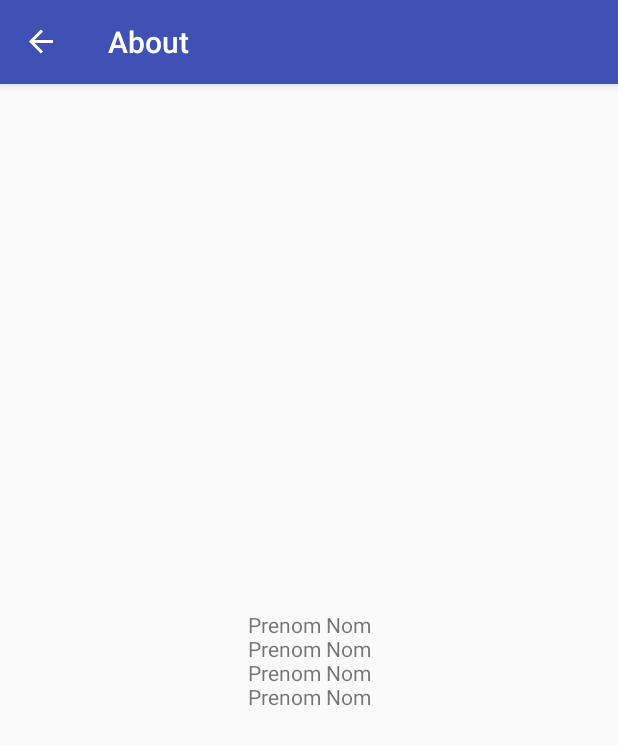
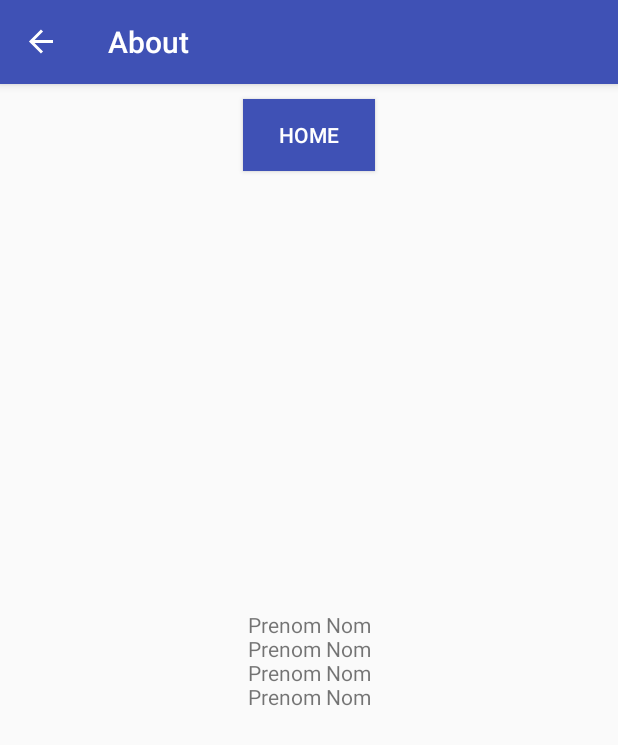
Before and after one commit to xam100/log8405, an Android app: the SecondFragment screen opened through its navigation route, on a phone screen of 412 x 824 dp. Shown: the top 745 px of the screen. Run offline under Robolectric (Android 15) with nearby library versions, the light colour scheme and no system bars; our stand-ins replace navigation-ui.

Commit message:
added homw button to about page

```diff
--- a/app/src/main/java/com/example/unlock/MainActivity.kt
+++ b/app/src/main/java/com/example/unlock/MainActivity.kt
@@ -9,6 +9,7 @@ import androidx.navigation.ui.navigateUp
 import androidx.navigation.ui.setupActionBarWithNavController
 import android.view.Menu
 import android.view.MenuItem
+import android.widget.Toolbar
 import androidx.appcompat.app.ActionBar
 import com.example.unlock.databinding.ActivityMainBinding
 
--- a/app/src/main/java/com/example/unlock/SecondFragment.kt
+++ b/app/src/main/java/com/example/unlock/SecondFragment.kt
@@ -31,6 +31,10 @@ private var _binding: FragmentSecondBinding? = null
     override fun onViewCreated(view: View, savedInstanceState: Bundle?) {
         super.onViewCreated(view, savedInstanceState)
 
+        binding.buttonAboutTohome.setOnClickListener {
+            findNavController().navigate(R.id.action_SecondFragment_to_FirstFragment)
+        }
+
     }
 override fun onDestroyView() {
         super.onDestroyView()
--- a/app/src/main/res/layout/fragment_second.xml
+++ b/app/src/main/res/layout/fragment_second.xml
@@ -6,6 +6,18 @@
     android:layout_width="match_parent"
     android:layout_height="match_parent"
     tools:context=".SecondFragment">
+
+    <Button
+        android:id="@+id/button_about_tohome"
+        android:layout_width="wrap_content"
+        android:layout_height="wrap_content"
+        android:layout_marginTop="10dp"
+        android:background="@color/blue"
+        android:text="@string/home"
+        android:textColor="@color/white"
+        app:layout_constraintEnd_toEndOf="parent"
+        app:layout_constraintStart_toStartOf="parent"
+        app:layout_constraintTop_toTopOf="parent" />
 
     <TextView
         android:id="@+id/textview_second"
```
